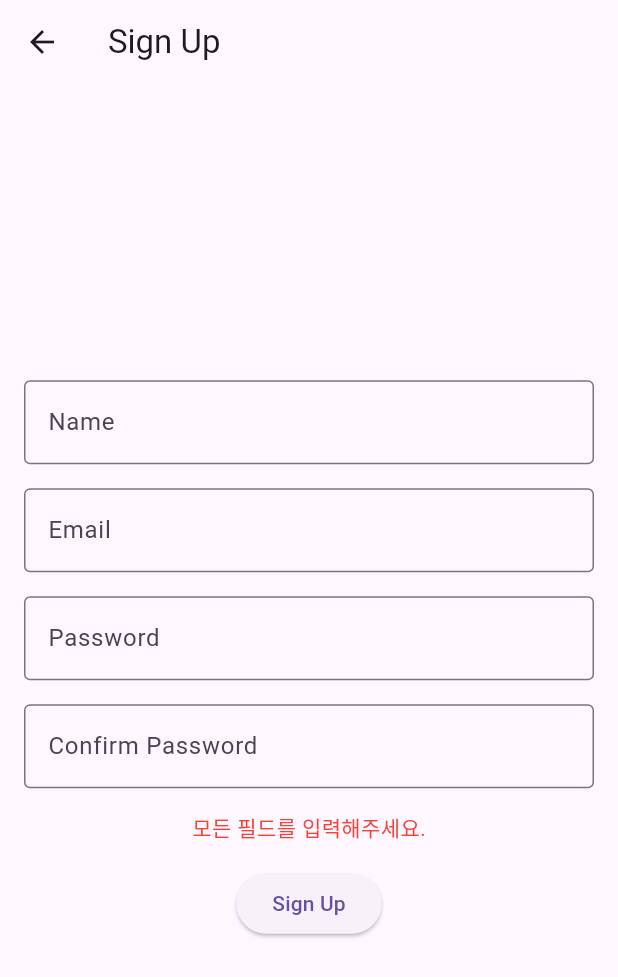
After one commit to Acacian/Flutter-login, a Flutter app: the signuppage screen opened directly, after a tap on "Sign Up", on a phone screen of 412 x 824 dp. The commit adds this screen. Shown: the top 977 px of the screen. Run offline on Flutter 3.47's test engine with Material 3 defaults, Android fonts, the phone set to English and light mode, and no system bars; our stand-ins replace cloud_firestore, firebase_auth, firebase_core, google_sign_in, logger; accounts and stored records are empty; generated files the repository leaves out were written again.

Commit message:
email login complete

```diff
--- a/lib/Container/auth.dart
+++ b/lib/Container/auth.dart
@@ -8,6 +8,7 @@ import 'package:cloud_firestore/cloud_firestore.dart';
 
 // 로그인 성공 시 다음 화면으로 넘어감
 import 'home.dart' as home;
+import 'signup.dart' as signup;
 
 class Loginpage extends StatefulWidget {
   const Loginpage({super.key});
@@ -20,12 +21,13 @@ class _LoginState extends State<Loginpage> {
   late TextEditingController _loginController;
   late TextEditingController _emailController;
   late TextEditingController _passwordController;
+  String? _errorMessage; // 에러 메시지를 저장할 변수
 
   @override
   Widget build(BuildContext context) {
     return Scaffold(
       appBar: AppBar(
-        leading: null,
+        automaticallyImplyLeading: false,
         title: const Text('Login Page'),
       ),
       body: Center(
@@ -52,6 +54,12 @@ class _LoginState extends State<Loginpage> {
                 ),
               ),
               const SizedBox(height: 16.0),
+              if (_errorMessage != null) // 에러시에만 표시
+                Text(
+                  _errorMessage!,
+                  style: const TextStyle(color: Colors.red),
+                ),
+              const SizedBox(height: 16.0),
               ElevatedButton(
                 onPressed: () {
                   _login();
@@ -59,6 +67,17 @@ class _LoginState extends State<Loginpage> {
                 child: const Text('Login'),
               ),
               const SizedBox(height: 16.0),
+              ElevatedButton(
+                onPressed: () {
+                  // 회원가입 화면으로 이동하는 로직 추가
+                  Navigator.push(
+                      context,
+                      MaterialPageRoute(
+                        builder: (context) => const signup.signuppage(),
+                      ));
+                },
+                child: const Text('Sign Up'),
+              ),
               ElevatedButton(
                 onPressed: () {
                   signInWithGoogle(context);
@@ -89,18 +108,6 @@ class _LoginState extends State<Loginpage> {
     super.dispose();
   }
 
-  void _createUsers() {
-    var db = FirebaseFirestore.instance;
-    db.collection('Users').add({
-      'id': _loginController.text,
-      'is_login': false,
-      'nickname': _loginController.text,
-      'pw': _loginController.text,
-      'rankpoint': 500,
-      'createTime': Timestamp.now(),
-    });
-  }
-
   void _login() {
     var db = FirebaseFirestore.instance;
     db
@@ -119,6 +126,9 @@ class _LoginState extends State<Loginpage> {
               MaterialPageRoute(builder: (context) => const home.Home()),
             );
           } else {
+            setState(() {
+              _errorMessage = '로그인에 실패하였습니다. 회원가입을 진행해주세요.';
+            });
             Logger().e('Login Fail');
           }
         }
--- a/lib/Container/home.dart
+++ b/lib/Container/home.dart
@@ -16,7 +16,7 @@ class _Home extends State<Home> {
   Widget build(BuildContext context) {
     return Scaffold(
       appBar: AppBar(
-        leading: null,
+        automaticallyImplyLeading: false,
         title: const Text('Home Page'),
       ),
       body: Center(
--- /dev/null
+++ b/lib/Container/signup.dart
@@ -0,0 +1,150 @@
+import 'package:flutter/material.dart';
+import 'package:cloud_firestore/cloud_firestore.dart';
+
+import 'auth.dart' as auth;
+
+class signuppage extends StatefulWidget {
+  const signuppage({super.key});
+
+  @override
+  State<signuppage> createState() => _SignUpState();
+}
+
+class _SignUpState extends State<signuppage> {
+  late TextEditingController _nameController;
+  late TextEditingController _emailController;
+  late TextEditingController _passwordController;
+  late TextEditingController _confirmPasswordController;
+  String? _errorMessage;
+
+  @override
+  void initState() {
+    super.initState();
+    _nameController = TextEditingController();
+    _emailController = TextEditingController();
+    _passwordController = TextEditingController();
+    _confirmPasswordController = TextEditingController();
+  }
+
+  void _signUp() {
+    // 회원가입 로직 구현
+    String name = _nameController.text.trim();
+    String email = _emailController.text.trim();
+    String password = _passwordController.text.trim();
+    String confirmPassword = _confirmPasswordController.text.trim();
+
+    // 입력 값 검증
+    if (name.isEmpty ||
+        email.isEmpty ||
+        password.isEmpty ||
+        confirmPassword.isEmpty) {
+      setState(() {
+        _errorMessage = '모든 필드를 입력해주세요.';
+      });
+      return;
+    }
+
+    if (password != confirmPassword) {
+      setState(() {
+        _errorMessage = '비밀번호가 일치하지 않습니다.';
+      });
+      return;
+    }
+
+    // 이메일 여부 확인
+    if (!email.contains('@')) {
+      setState(() {
+        _errorMessage = '올바른 이메일 주소를 입력해주세요.';
+      });
+      return;
+    }
+
+    // 회원가입 로직 구현
+    // 예: Firebase Authentication 사용
+    try {
+      var db = FirebaseFirestore.instance;
+      db.collection('Users').add({
+        'id': email,
+        'is_login': false,
+        'nickname': name,
+        'pw': password,
+        'rankpoint': 500,
+        'createTime': Timestamp.now(),
+      });
+
+      // 회원가입 성공 시, 로그인 페이지로 이동
+      Navigator.push(
+        context,
+        MaterialPageRoute(builder: (context) => const auth.Loginpage()),
+      );
+    } catch (e) {
+      setState(() {
+        _errorMessage = '회원가입에 실패했으니 다시 시도하세요';
+      });
+    }
+  }
+
+  @override
+  Widget build(BuildContext context) {
+    return Scaffold(
+      appBar: AppBar(
+        title: const Text('Sign Up'),
+      ),
+      body: Center(
+        child: Padding(
+          padding: const EdgeInsets.all(16.0),
+          child: Column(
+            mainAxisAlignment: MainAxisAlignment.center,
+            children: [
+              TextField(
+                controller: _nameController,
+                decoration: const InputDecoration(
+                  hintText: 'Name',
+                  border: OutlineInputBorder(),
+                ),
+              ),
+              const SizedBox(height: 16.0),
+              TextField(
+                controller: _emailController,
+                keyboardType: TextInputType.emailAddress,
+                decoration: const InputDecoration(
+                  hintText: 'Email',
+                  border: OutlineInputBorder(),
+                ),
+              ),
+              const SizedBox(height: 16.0),
+              TextField(
+                controller: _passwordController,
+                obscureText: true,
+                decoration: const InputDecoration(
+                  hintText: 'Password',
+                  border: OutlineInputBorder(),
+                ),
+              ),
+              const SizedBox(height: 16.0),
+              TextField(
+                controller: _confirmPasswordController,
+                obscureText: true,
+                decoration: const InputDecoration(
+                  hintText: 'Confirm Password',
+                  border: OutlineInputBorder(),
+                ),
+              ),
+              const SizedBox(height: 16.0),
+              if (_errorMessage != null)
+                Text(
+                  _errorMessage!,
+                  style: const TextStyle(color: Colors.red),
+                ),
+              const SizedBox(height: 16.0),
+              ElevatedButton(
+                onPressed: _signUp,
+                child: const Text('Sign Up'),
+              ),
+            ],
+          ),
+        ),
+      ),
+    );
+  }
+}
```
